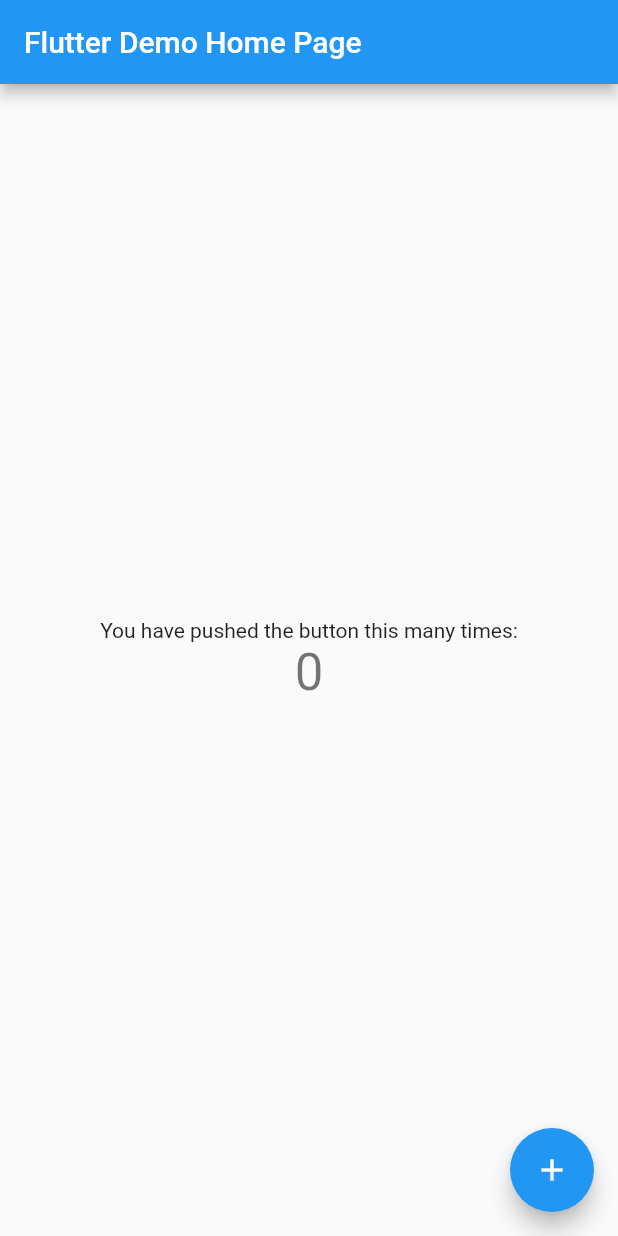
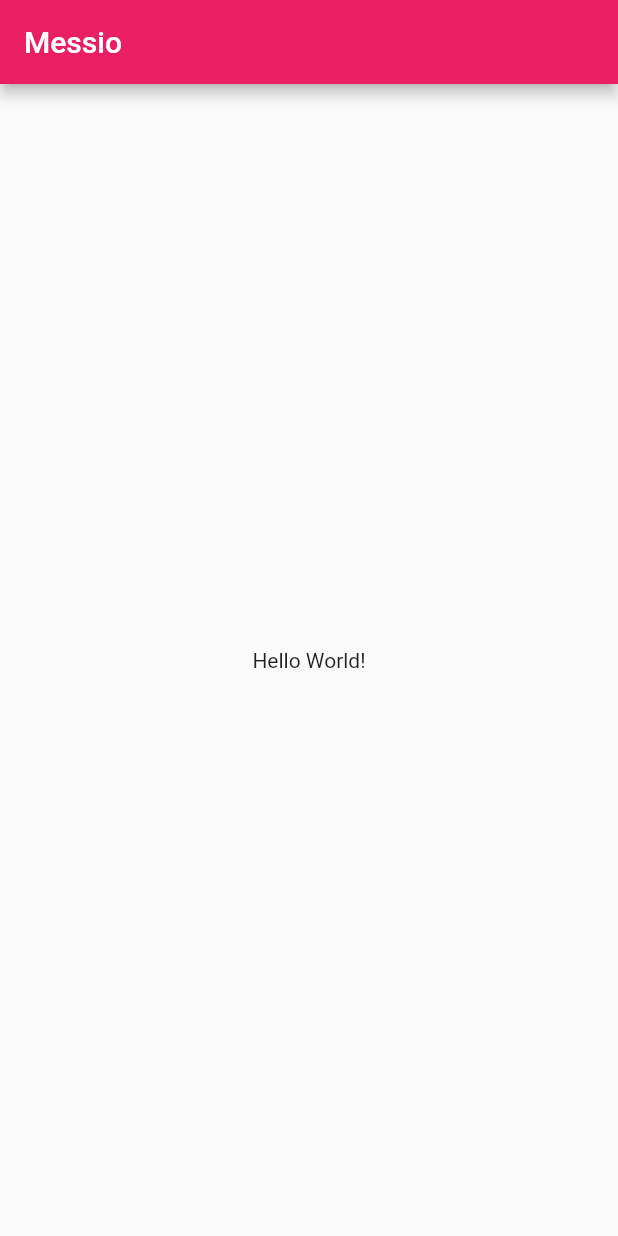
Before and after one commit to JakubKalina/Messio, a Flutter app: the screen it shows after launch, on a phone screen of 412 x 824 dp. Run offline on Flutter 3.47's test engine with Material 2 defaults, Android fonts, the phone set to English and light mode, and no system bars.

```diff
--- a/lib/main.dart
+++ b/lib/main.dart
@@ -7,20 +7,11 @@ class MyApp extends StatelessWidget {
   @override
   Widget build(BuildContext context) {
     return MaterialApp(
-      title: 'Flutter Demo',
+      title: 'Messio',
       theme: ThemeData(
-        // This is the theme of your application.
-        //
-        // Try running your application with "flutter run". You'll see the
-        // application has a blue toolbar. Then, without quitting the app, try
-        // changing the primarySwatch below to Colors.green and then invoke
-        // "hot reload" (press "r" in the console where you ran "flutter run",
-        // or simply save your changes to "hot reload" in a Flutter IDE).
-        // Notice that the counter didn't reset back to zero; the application
-        // is not restarted.
-        primarySwatch: Colors.blue,
+        primarySwatch: Colors.pink,
       ),
-      home: MyHomePage(title: 'Flutter Demo Home Page'),
+      home: MyHomePage(title: 'Messio'),
     );
   }
 }
@@ -28,84 +19,29 @@ class MyApp extends StatelessWidget {
 class MyHomePage extends StatefulWidget {
   MyHomePage({Key key, this.title}) : super(key: key);
 
-  // This widget is the home page of your application. It is stateful, meaning
-  // that it has a State object (defined below) that contains fields that affect
-  // how it looks.
-
-  // This class is the configuration for the state. It holds the values (in this
-  // case the title) provided by the parent (in this case the App widget) and
-  // used by the build method of the State. Fields in a Widget subclass are
-  // always marked "final".
-
   final String title;
 
   @override
   _MyHomePageState createState() => _MyHomePageState();
+
 }
 
+
+
 class _MyHomePageState extends State<MyHomePage> {
-  int _counter = 0;
 
-  void _incrementCounter() {
-    setState(() {
-      // This call to setState tells the Flutter framework that something has
-      // changed in this State, which causes it to rerun the build method below
-      // so that the display can reflect the updated values. If we changed
-      // _counter without calling setState(), then the build method would not be
-      // called again, and so nothing would appear to happen.
-      _counter++;
-    });
-  }
 
   @override
   Widget build(BuildContext context) {
-    // This method is rerun every time setState is called, for instance as done
-    // by the _incrementCounter method above.
-    //
-    // The Flutter framework has been optimized to make rerunning build methods
-    // fast, so that you can just rebuild anything that needs updating rather
-    // than having to individually change instances of widgets.
+
     return Scaffold(
       appBar: AppBar(
-        // Here we take the value from the MyHomePage object that was created by
-        // the App.build method, and use it to set our appbar title.
+
         title: Text(widget.title),
       ),
       body: Center(
-        // Center is a layout widget. It takes a single child and positions it
-        // in the middle of the parent.
-        child: Column(
-          // Column is also layout widget. It takes a list of children and
-          // arranges them vertically. By default, it sizes itself to fit its
-          // children horizontally, and tries to be as tall as its parent.
-          //
-          // Invoke "debug painting" (press "p" in the console, choose the
-          // "Toggle Debug Paint" action from the Flutter Inspector in Android
-          // Studio, or the "Toggle Debug Paint" command in Visual Studio Code)
-          // to see the wireframe for each widget.
-          //
-          // Column has various properties to control how it sizes itself and
-          // how it positions its children. Here we use mainAxisAlignment to
-          // center the children vertically; the main axis here is the vertical
-          // axis because Columns are vertical (the cross axis would be
-          // horizontal).
-          mainAxisAlignment: MainAxisAlignment.center,
-          children: <Widget>[
-            Text(
-              'You have pushed the button this many times:',
-            ),
-            Text(
-              '$_counter',
-              style: Theme.of(context).textTheme.display1,
-            ),
-          ],
-        ),
+        child: Text("Hello World!"),
       ),
-      floatingActionButton: FloatingActionButton(
-        onPressed: _incrementCounter,
-        tooltip: 'Increment',
-        child: Icon(Icons.add),
-      ), // This trailing comma makes auto-formatting nicer for build methods.
     );
   }
 }
```
Also changed, not shown: 2 other files.
